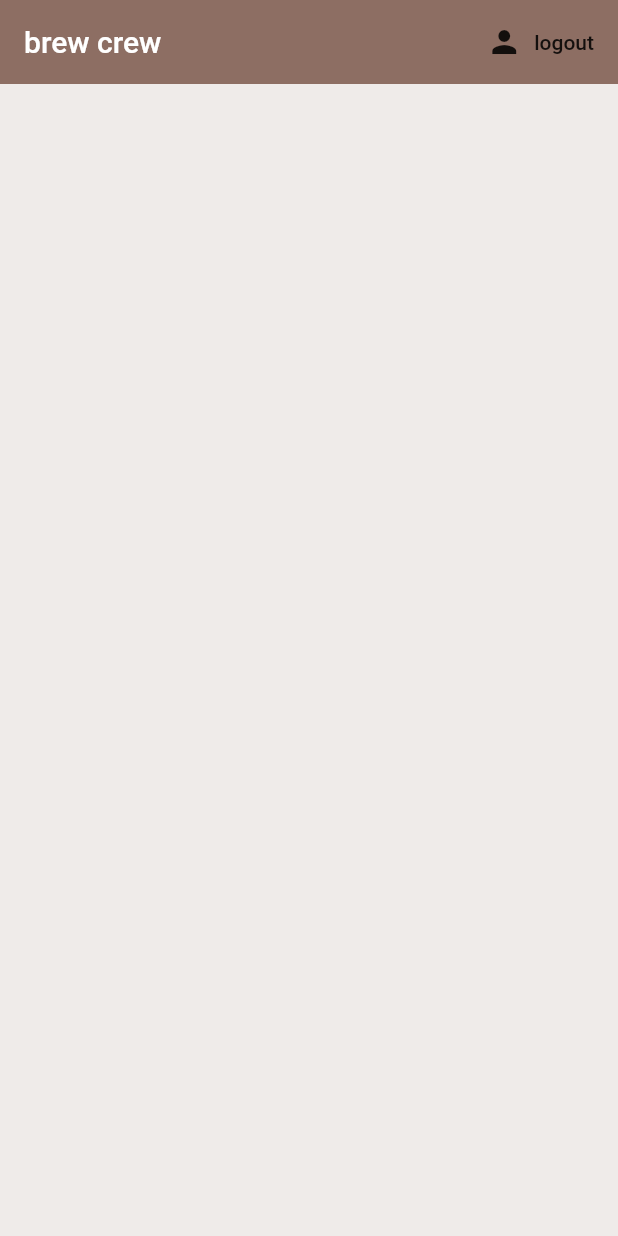
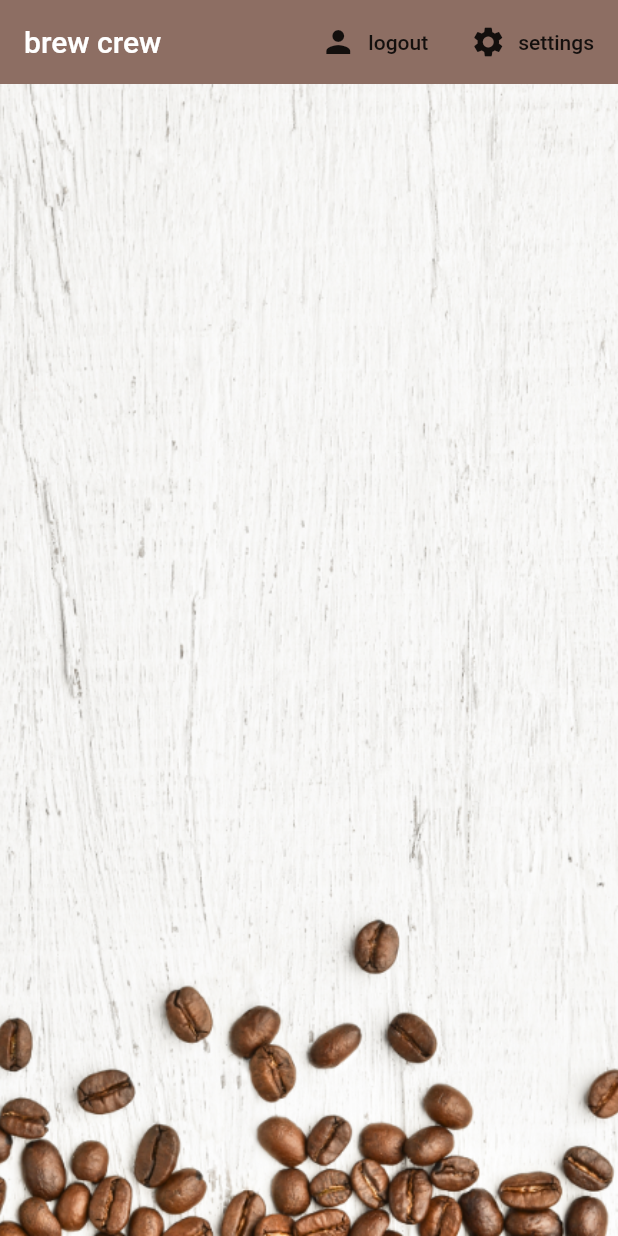
Before and after one commit to Travis-ugo/firebase-lesson, a Flutter app: the screen it shows once a user with an empty profile is signed in, on a phone screen of 412 x 824 dp. Run offline on Flutter 3.47's test engine with Material 2 defaults, Android fonts, the phone set to English and light mode, and no system bars; our stand-ins replace cloud_firestore, firebase_auth, flutter_spinkit; accounts and stored records are empty.

Commit message:
updating userdata to cloudstore

```diff
--- a/lib/models/user.dart
+++ b/lib/models/user.dart
@@ -3,3 +3,12 @@ class User {
 
   User({this.uid});
 }
+
+class UserData {
+  final String uid;
+  final String name;
+  final String sugars;
+  final int strength;
+
+  UserData({this.uid, this.name, this.sugars, this.strength});
+}
--- a/lib/screens/home/brew_list.dart
+++ b/lib/screens/home/brew_list.dart
@@ -11,7 +11,7 @@ class BrewList extends StatefulWidget {
 class _BrewListState extends State<BrewList> {
   @override
   Widget build(BuildContext context) {
-    final brews = Provider.of<List<Brew>>(context);
+    final brews = Provider.of<List<Brew>>(context) ?? [];
     // print(brews.documents);
 
     brews.forEach((brew) {
--- a/lib/screens/home/brew_tile.dart
+++ b/lib/screens/home/brew_tile.dart
@@ -15,6 +15,7 @@ class BrewTile extends StatelessWidget {
           leading: CircleAvatar(
             radius: 25,
             backgroundColor: Colors.brown[brew.strength],
+            backgroundImage: AssetImage('assets/coffee_icon.png'),
           ),
           subtitle: Text('Takes ${brew.sugars} sugar(s)'),
         ),
--- a/lib/screens/home/home.dart
+++ b/lib/screens/home/home.dart
@@ -1,4 +1,5 @@
 import 'package:cloud_base/models/brew.dart';
+import 'package:cloud_base/screens/home/settings_form.dart';
 import 'package:cloud_base/services/auth.dart';
 import 'package:cloud_base/services/database.dart';
 import 'package:flutter/material.dart';
@@ -10,6 +11,18 @@ class Home extends StatelessWidget {
 
   @override
   Widget build(BuildContext context) {
+    _showSettingsPannel() {
+      showModalBottomSheet(
+        context: context,
+        builder: (context) {
+          return Container(
+            padding: EdgeInsets.symmetric(vertical: 20.0, horizontal: 60.0),
+            child: SettingsForm(),
+          );
+        },
+      );
+    }
+
     return StreamProvider<List<Brew>>.value(
       value: DatabaseService().brews,
       child: Scaffold(
@@ -26,9 +39,24 @@ class Home extends StatelessWidget {
                 await _auth.signOut();
               },
             ),
+            FlatButton.icon(
+              icon: Icon(Icons.settings),
+              label: Text('settings'),
+              onPressed: () => _showSettingsPannel(),
+            ),
           ],
         ),
-        body: BrewList(),
+        body: Container(
+          decoration: BoxDecoration(
+            image: DecorationImage(
+              image: AssetImage(
+                'assets/coffee_bg.png',
+              ),
+              fit: BoxFit.cover,
+            ),
+          ),
+          child: BrewList(),
+        ),
       ),
     );
   }
--- a/pubspec.yaml
+++ b/pubspec.yaml
@@ -48,9 +48,9 @@ flutter:
   uses-material-design: true
 
   # To add assets to your application, add an assets section, like this:
-  # assets:
-  #  - images/a_dot_burr.jpeg
-  #  - images/a_dot_ham.jpeg
+  assets:
+   - assets/coffee_bg.png
+   - assets/coffee_icon.png
 
   # An image asset can refer to one or more resolution-specific "variants", see
   # https://flutter.dev/assets-and-images/#resolution-aware.
```
Also changed, not shown: lib/screens/home/settings_form.dart (added, +104 -0 lines), lib/services/database.dart (+15 -0 lines), assets/coffee_bg.png (added), assets/coffee_icon.png (added).
